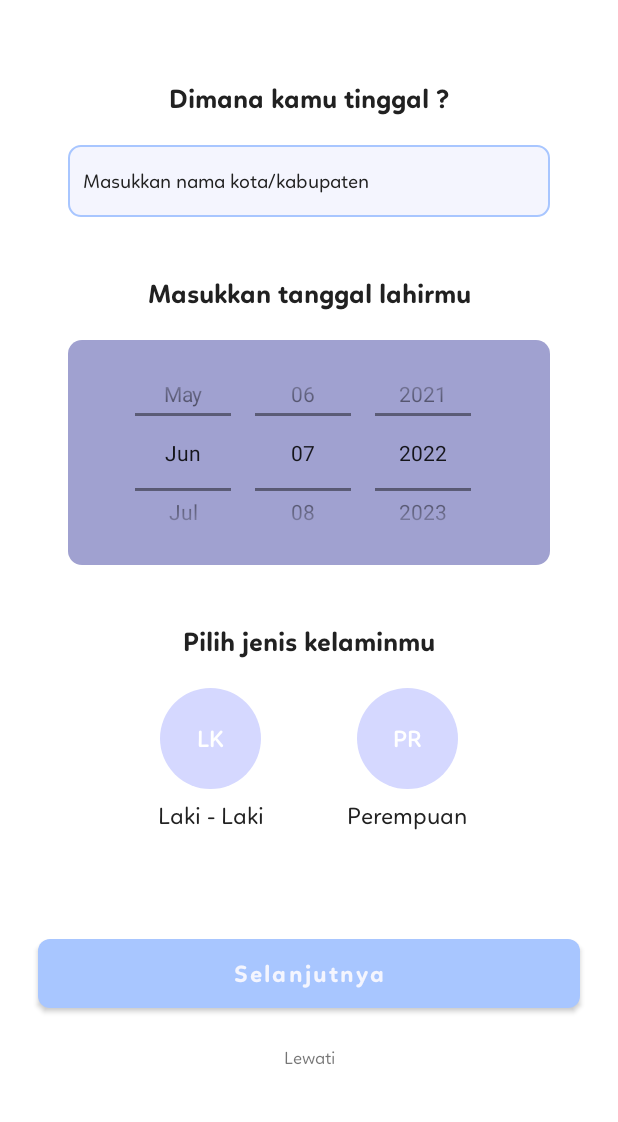
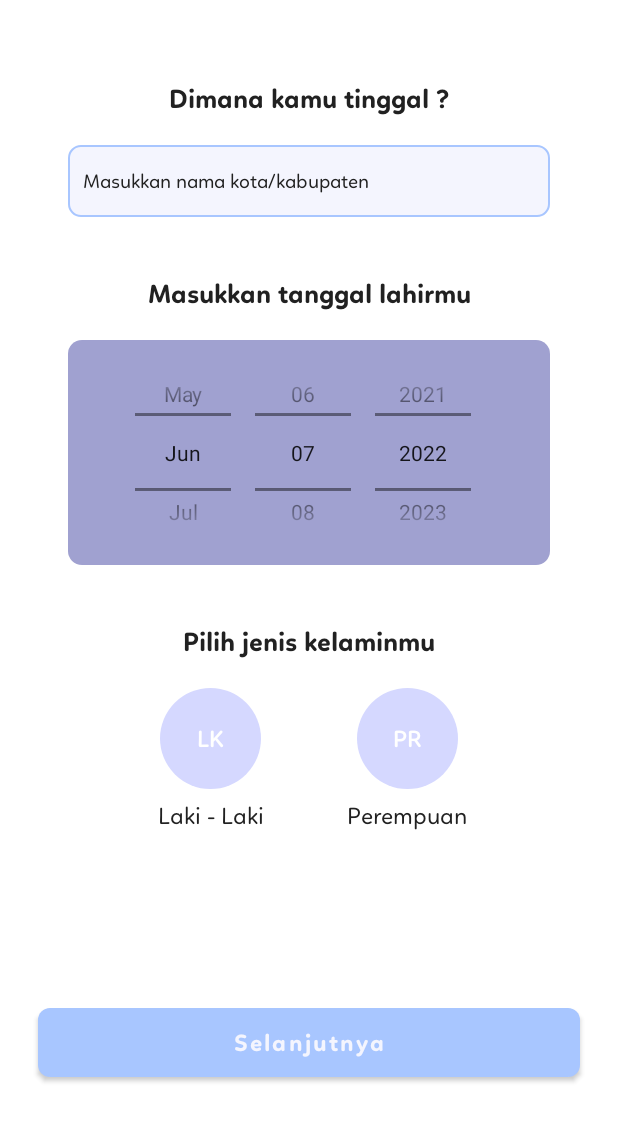
Before and after one commit to iqbalfariz/Yourney, an Android app: the AboutOneActivity screen opened directly, with no data from a screen before it, on a phone screen of 412 x 824 dp, the part 114-1236 px from its top. Run offline under Robolectric (Android 15) with nearby library versions, the phone set to English and light mode, and no system bars; Roboto replaces fonts that are not available here.

Commit message:
Delete tv pass

```diff
--- a/app/src/main/res/layout/activity_about_one.xml
+++ b/app/src/main/res/layout/activity_about_one.xml
@@ -44,28 +44,16 @@
         android:layout_height="58dp"
         android:layout_marginStart="25dp"
         android:layout_marginEnd="25dp"
-        android:layout_marginBottom="20dp"
+        android:layout_marginBottom="24dp"
+        android:fontFamily="@font/linotte_bold"
         android:text="@string/content_next"
         android:textAllCaps="false"
         android:textColor="#F4F5FE"
         android:textSize="16sp"
-        android:fontFamily="@font/linotte_bold"
         app:cornerRadius="8dp"
-        app:layout_constraintBottom_toTopOf="@+id/tv_pass"
+        app:layout_constraintBottom_toBottomOf="parent"
         app:layout_constraintEnd_toEndOf="parent"
         app:layout_constraintHorizontal_bias="0.0"
-        app:layout_constraintStart_toStartOf="parent" />
-
-    <TextView
-        android:id="@+id/tv_pass"
-        android:layout_width="wrap_content"
-        android:layout_height="wrap_content"
-        android:layout_marginBottom="35dp"
-        android:fontFamily="@font/linotte_regular"
-        android:text="@string/content_pass"
-        android:textSize="12sp"
-        app:layout_constraintBottom_toBottomOf="parent"
-        app:layout_constraintEnd_toEndOf="parent"
         app:layout_constraintStart_toStartOf="parent" />
 
     <TextView
```
Also changed, not shown: app/src/main/res/layout/activity_about_three.xml (+2 -14 lines), app/src/main/res/layout/activity_about_two.xml (+3 -15 lines).
